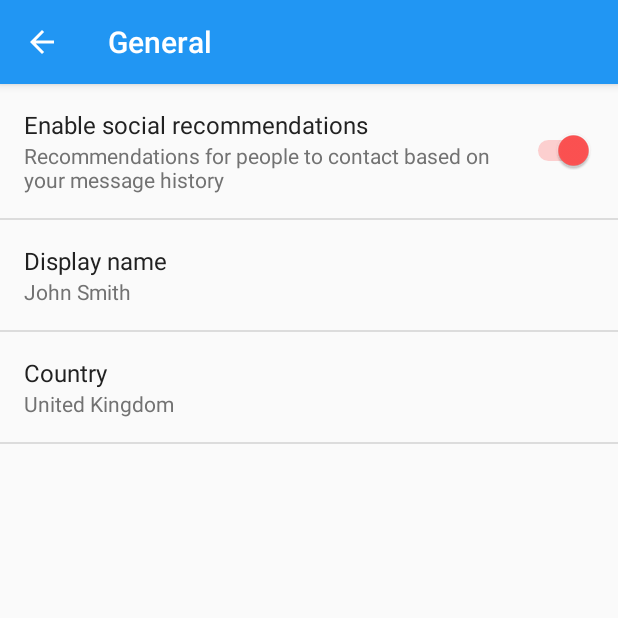
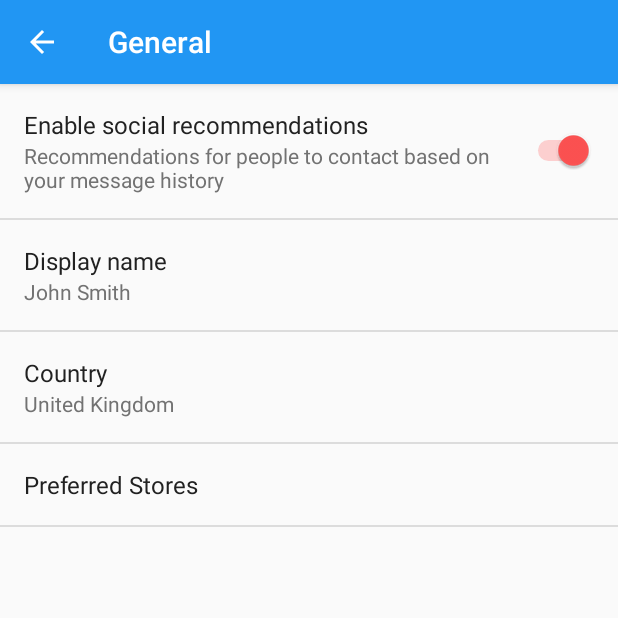
Before and after one commit to arranf/LowScore, an Android app: the SettingsActivity screen opened directly, with no data from a screen before it, after a tap on "General", on a phone screen of 412 x 824 dp, the top half of it. Run offline under Robolectric (Android 15) with nearby library versions, the phone set to English and light mode, and no system bars.

Commit message:
Added "Preferred Stores" MultiSelectListPreference to Settings

```diff
--- a/app/src/main/java/party/hunchbacktank/lowscore/activities/SettingsActivity.java
+++ b/app/src/main/java/party/hunchbacktank/lowscore/activities/SettingsActivity.java
@@ -39,7 +39,8 @@ public class SettingsActivity extends AppCompatPreferenceActivity {
      * A preference value change listener that updates the preference's summary
      * to reflect its new value.
      */
-    private static Preference.OnPreferenceChangeListener sBindPreferenceSummaryToValueListener = new Preference.OnPreferenceChangeListener() {
+    private static Preference.OnPreferenceChangeListener sBindPreferenceSummaryToValueListener
+            = new Preference.OnPreferenceChangeListener() {
         @Override
         public boolean onPreferenceChange(Preference preference, Object value) {
             String stringValue = value.toString();
@@ -192,6 +193,7 @@ public class SettingsActivity extends AppCompatPreferenceActivity {
             }
             return super.onOptionsItemSelected(item);
         }
+
     }
 
     /**
--- a/app/src/main/res/values/strings.xml
+++ b/app/src/main/res/values/strings.xml
@@ -137,6 +137,78 @@
         <item>VA, €, EUR, eu2</item>
     </string-array>
 
+    <string name="pref_title_preferred_stores">Preferred Stores</string>
+    <string-array name="pref_store_list_titles">
+        <item>Amazon</item>
+        <item>Bundle Stars</item>
+        <item>Coinplay.io</item>
+        <item>DLGamer</item>
+        <item>Desura</item>
+        <item>Direct2Drive</item>
+        <item>DotEmu</item>
+        <item>FireFlower</item>
+        <item>FunStock Digital</item>
+        <item>GOG</item>
+        <item>GameBillet</item>
+        <item>GameStop PC</item>
+        <item>GamersGate</item>
+        <item>GamesPlanet DE</item>
+        <item>GamesPlanet FR</item>
+        <item>GamesPlanet UK</item>
+        <item>GamesRepblic</item>
+        <item>GreenMan Gaming</item>
+        <item>Humble Store</item>
+        <item>Humble Widgets</item>
+        <item>Imperial Games</item>
+        <item>IndieGala Store</item>
+        <item>IndoeGameStand</item>
+        <item>MacGameStore</item>
+        <item>Newegg</item>
+        <item>Nuuvem</item>
+        <item>Origin PC</item>
+        <item>Playfield</item>
+        <item>SilaGames</item>
+        <item>Square Enix</item>
+        <item>Steam</item>
+        <item>Uplay PC</item>
+        <item>WinGameStore</item>
+    </string-array>
+    <string-array name="pref_store_list_values">
+        <item>amazon</item>
+        <item>bundlestars</item>
+        <item>coinplay.io</item>
+        <item>dlgamer</item>
+        <item>desura</item>
+        <item>direct2drive</item>
+        <item>dotemu</item>
+        <item>fireflower</item>
+        <item>funstockdigital</item>
+        <item>gog</item>
+        <item>gamebillet</item>
+        <item>gamestoppc</item>
+        <item>gamersgate</item>
+        <item>gamesplanetde</item>
+        <item>gamesplanetfr</item>
+        <item>gamesplanet</item>
+        <item>gamesrepblic</item>
+        <item>greenmangaming</item>
+        <item>humblestore</item>
+        <item>humblewidgets</item>
+        <item>imperialgames</item>
+        <item>indiegalastore</item>
+        <item>indoegamestand</item>
+        <item>macgamestore</item>
+        <item>newegg</item>
+        <item>nuuvem</item>
+        <item>originpc</item>
+        <item>playfield</item>
+        <item>silagames</item>
+        <item>squareenix</item>
+        <item>steam</item>
+        <item>uplaypc</item>
+        <item>wingamestore</item>
+    </string-array>
+
     <!-- Settings: Notifications -->
     <string name="pref_header_notifications">Notifications</string>
 
--- a/app/src/main/res/xml/pref_data_sync.xml
+++ b/app/src/main/res/xml/pref_data_sync.xml
@@ -1,8 +1,5 @@
 <PreferenceScreen xmlns:android="http://schemas.android.com/apk/res/android">
 
-    <!-- NOTE: Hide buttons to simplify the UI. Users can touch outside the dialog to
-         dismiss it. -->
-    <!-- NOTE: ListPreference's summary should be set to its value by the activity code. -->
     <ListPreference
         android:defaultValue="180"
         android:entries="@array/pref_sync_frequency_titles"
@@ -12,8 +9,6 @@
         android:positiveButtonText="@null"
         android:title="@string/pref_title_sync_frequency" />
 
-    <!-- This preference simply launches an intent when selected. Use this UI sparingly, per
-         design guidelines. -->
     <Preference android:title="@string/pref_title_system_sync_settings">
         <intent android:action="android.settings.SYNC_SETTINGS" />
     </Preference>
--- a/app/src/main/res/xml/pref_general.xml
+++ b/app/src/main/res/xml/pref_general.xml
@@ -6,8 +6,6 @@
         android:summary="@string/pref_description_social_recommendations"
         android:title="@string/pref_title_social_recommendations" />
 
-    <!-- NOTE: EditTextPreference accepts EditText attributes. -->
-    <!-- NOTE: EditTextPreference's summary should be set to its value by the activity code. -->
     <EditTextPreference
         android:capitalize="words"
         android:defaultValue="@string/pref_default_display_name"
@@ -18,9 +16,6 @@
         android:singleLine="true"
         android:title="@string/pref_title_display_name" />
 
-    <!-- NOTE: Hide buttons to simplify the UI. Users can touch outside the dialog to
-         dismiss it. -->
-    <!-- NOTE: ListPreference's summary should be set to its value by the activity code. -->
     <ListPreference
         android:defaultValue="GB, £, GBP, uk"
         android:entries="@array/pref_country_list_titles"
@@ -28,4 +23,11 @@
         android:key="country_list"
         android:title="@string/pref_title_country" />
 
+    <MultiSelectListPreference
+        android:defaultValue="@array/pref_store_list_values"
+        android:entries="@array/pref_store_list_titles"
+        android:entryValues="@array/pref_store_list_values"
+        android:key="store_list"
+        android:title="@string/pref_title_preferred_stores" />
+
 </PreferenceScreen>
--- a/app/src/main/res/xml/pref_notification.xml
+++ b/app/src/main/res/xml/pref_notification.xml
@@ -1,15 +1,10 @@
 <PreferenceScreen xmlns:android="http://schemas.android.com/apk/res/android">
 
-    <!-- A 'parent' preference, which enables/disables child preferences (below)
-         when checked/unchecked. -->
     <SwitchPreference
         android:defaultValue="true"
         android:key="notifications_new_message"
         android:title="@string/pref_title_new_message_notifications" />
 
-    <!-- Allows the user to choose a ringtone in the 'notification' category. -->
-    <!-- NOTE: This preference will be enabled only when the checkbox above is checked. -->
-    <!-- NOTE: RingtonePreference's summary should be set to its value by the activity code. -->
     <RingtonePreference
         android:defaultValue="content://settings/system/notification_sound"
         android:dependency="notifications_new_message"
@@ -17,7 +12,6 @@
         android:ringtoneType="notification"
         android:title="@string/pref_title_ringtone" />
 
-    <!-- NOTE: This preference will be enabled only when the checkbox above is checked. -->
     <SwitchPreference
         android:defaultValue="true"
         android:dependency="notifications_new_message"
```
Also changed, not shown: 1 other file.
